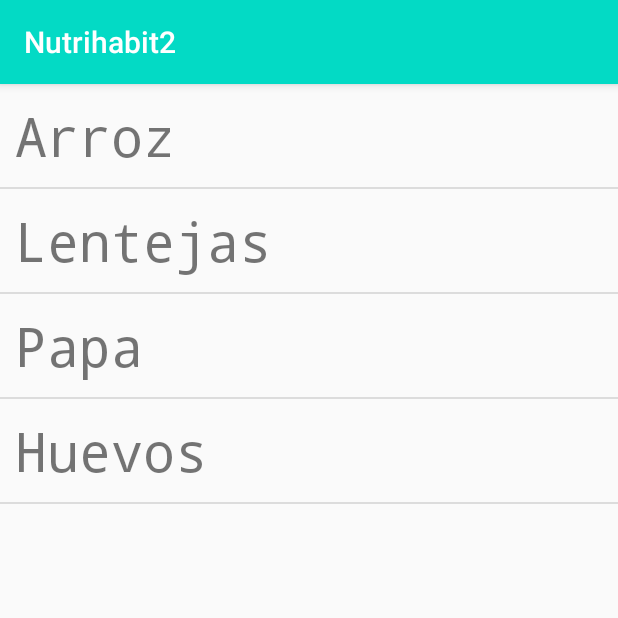
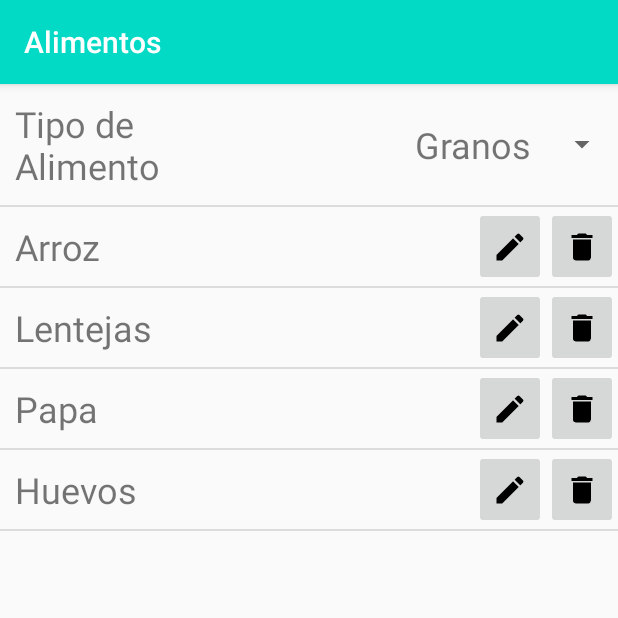
Before and after one commit to juancamiloforero/Nutrihabit2, an Android app: the screen it shows after launch (AlimentosActivity), on a phone screen of 412 x 824 dp, the top half of it. Run offline under Robolectric (Android 15) with nearby library versions, the phone set to English and light mode, and no system bars.

Commit message:
Terminada lista de alimentos

```diff
--- a/app/build.gradle
+++ b/app/build.gradle
@@ -28,6 +28,7 @@ dependencies {
     implementation 'androidx.constraintlayout:constraintlayout:2.0.2'
     implementation 'androidx.legacy:legacy-support-v4:1.0.0'
     implementation 'androidx.recyclerview:recyclerview:1.1.0'
+    implementation 'com.android.support:cardview-v7:28.0.0'
     testImplementation 'junit:junit:4.12'
     androidTestImplementation 'androidx.test.ext:junit:1.1.2'
     androidTestImplementation 'androidx.test.espresso:espresso-core:3.3.0'
--- a/app/src/main/java/com/example/nutrihabit2/alimentos/AlimentosActivity.java
+++ b/app/src/main/java/com/example/nutrihabit2/alimentos/AlimentosActivity.java
@@ -6,6 +6,8 @@ import androidx.recyclerview.widget.LinearLayoutManager;
 import androidx.recyclerview.widget.RecyclerView;
 
 import android.os.Bundle;
+import android.widget.ArrayAdapter;
+import android.widget.Spinner;
 
 import com.example.nutrihabit2.R;
 
@@ -14,6 +16,8 @@ import java.util.ArrayList;
 
 public class AlimentosActivity extends AppCompatActivity {
 
+    private Spinner spinnerTiposAlimentos;
+
     private RecyclerView mRvAlimentosList;
     private ArrayList<Alimento> auxAlimentos;
 
@@ -21,7 +25,23 @@ public class AlimentosActivity extends AppCompatActivity {
     protected void onCreate(Bundle savedInstanceState) {
         super.onCreate(savedInstanceState);
         setContentView(R.layout.alimentos_list);
+        setTitle(R.string.alimento_menu);
 
+
+        inicializarSpinnerTipoAlimentos();
+        inicializarListaAlimentos();
+    }
+
+    private void inicializarSpinnerTipoAlimentos() {
+        spinnerTiposAlimentos = findViewById(R.id.spTipoAlimento);
+
+        ArrayAdapter<CharSequence> adapterSpinner = ArrayAdapter.createFromResource(this,
+                R.array.arrTipoAlimentos, R.layout.alimentos_tipos_item);
+
+        spinnerTiposAlimentos.setAdapter(adapterSpinner);
+    }
+
+    private void inicializarListaAlimentos() {
         // Extraer el recycler de la lista de alimentos
         mRvAlimentosList = findViewById(R.id.rvAlimentos);
 
@@ -49,6 +69,5 @@ public class AlimentosActivity extends AppCompatActivity {
 
         // Setear el adaptador al recycler de alimentos
         mRvAlimentosList.setAdapter(mAdapter);
-
     }
 }
--- a/app/src/main/res/layout/alimentos_list.xml
+++ b/app/src/main/res/layout/alimentos_list.xml
@@ -1,14 +1,55 @@
 <?xml version="1.0" encoding="utf-8"?>
 <androidx.constraintlayout.widget.ConstraintLayout xmlns:android="http://schemas.android.com/apk/res/android"
+    xmlns:card_view="http://schemas.android.com/apk/res-auto"
+    xmlns:tools="http://schemas.android.com/tools"
     android:layout_width="match_parent"
     android:layout_height="match_parent"
-    xmlns:tools="http://schemas.android.com/tools"
     tools:context=".alimentos.AlimentosActivity">
 
-    <!-- A RecyclerView with some commonly used attributes -->
-    <androidx.recyclerview.widget.RecyclerView
-        android:id="@+id/rvAlimentos"
+    <LinearLayout
         android:layout_width="match_parent"
-        android:layout_height="match_parent"/>
+        android:layout_height="match_parent"
+        android:divider="@android:color/transparent"
+        android:dividerHeight="8dp"
+        android:orientation="vertical">
+
+
+        <LinearLayout
+            android:layout_width="match_parent"
+            android:layout_height="wrap_content"
+            android:orientation="horizontal">
+
+
+            <TextView
+                android:layout_width="0dp"
+                android:layout_height="wrap_content"
+                android:layout_weight="3"
+                android:padding="@dimen/padding_normal"
+                android:text="@string/tipo_alimento"
+                android:textSize="@dimen/font_size_normal" />
+
+            <Spinner
+                android:id="@+id/spTipoAlimento"
+                android:layout_width="wrap_content"
+                android:layout_height="match_parent"
+                android:layout_gravity="end"
+                android:layout_weight="1"
+                android:textSize="@dimen/font_size_normal" />
+
+
+        </LinearLayout>
+
+
+        <View
+            android:id="@+id/divider"
+            android:layout_width="match_parent"
+            android:layout_height="1dp"
+            android:background="?android:attr/listDivider" />
+
+        <androidx.recyclerview.widget.RecyclerView
+            android:id="@+id/rvAlimentos"
+            android:layout_width="match_parent"
+            android:layout_height="match_parent" />
+    </LinearLayout>
 
 </androidx.constraintlayout.widget.ConstraintLayout>
--- a/app/src/main/res/layout/alimentos_list_item.xml
+++ b/app/src/main/res/layout/alimentos_list_item.xml
@@ -1,15 +1,37 @@
 <?xml version="1.0" encoding="utf-8"?>
-<FrameLayout
-    xmlns:android="http://schemas.android.com/apk/res/android"
+<androidx.constraintlayout.widget.ConstraintLayout xmlns:android="http://schemas.android.com/apk/res/android"
+    xmlns:app="http://schemas.android.com/apk/res-auto"
+    xmlns:tools="http://schemas.android.com/tools"
     android:layout_width="match_parent"
     android:layout_height="wrap_content">
 
-    <TextView
-        android:id="@+id/tvNombreAlimento"
-        android:layout_width="wrap_content"
-        android:padding="10dp"
-        android:layout_height="wrap_content"
-        android:textSize="36sp"
-        android:fontFamily="monospace"/>
+    <LinearLayout
+        android:layout_width="match_parent"
+        android:layout_height="match_parent"
+        android:orientation="horizontal">
 
-</FrameLayout>
+        <TextView
+            android:id="@+id/tvNombreAlimento"
+            android:layout_width="0dp"
+            android:layout_height="wrap_content"
+            android:layout_weight="1"
+            android:padding="10dp"
+            android:textSize="@dimen/font_size_normal" />
+
+        <ImageButton
+            android:id="@+id/button1"
+            android:layout_width="wrap_content"
+            android:layout_height="match_parent"
+            android:src="@drawable/edit"
+            android:layout_gravity="end"/>
+
+        <ImageButton
+            android:id="@+id/button2"
+            android:layout_width="wrap_content"
+            android:layout_height="match_parent"
+            android:src="@drawable/delete"
+            android:layout_gravity="end"/>
+
+    </LinearLayout>
+
+</androidx.constraintlayout.widget.ConstraintLayout>
--- /dev/null
+++ b/app/src/main/res/layout/alimentos_tipos_item.xml
@@ -0,0 +1,10 @@
+<?xml version="1.0" encoding="utf-8"?>
+
+<TextView
+    xmlns:android="http://schemas.android.com/apk/res/android"
+    android:layout_width="match_parent"
+    android:layout_height="wrap_content"
+    android:textSize="@dimen/font_size_normal"
+    android:gravity="end"
+    android:padding="@dimen/padding_normal"
+    />
--- /dev/null
+++ b/app/src/main/res/values/dimens.xml
@@ -0,0 +1,10 @@
+<?xml version="1.0" encoding="utf-8"?>
+<resources>
+    <dimen name="padding_normal">10dp</dimen>
+    <dimen name="textView_height">25dp</dimen>
+    <dimen name="textView_width">150dp</dimen>
+    <dimen name="font_size_small">16sp</dimen>
+    <dimen name="font_size_normal">24sp</dimen>
+    <dimen name="font_size_large">40sp</dimen>
+    <dimen name="font_size_xlarge">60sp</dimen>
+</resources>
--- a/app/src/main/res/values/strings.xml
+++ b/app/src/main/res/values/strings.xml
@@ -1,5 +1,5 @@
 <resources>
-    <string name="app_name">Nutrihabit2</string>
-    <!-- TODO: Remove or change this placeholder text -->
-    <string name="hello_blank_fragment">Hello blank fragment</string>
+    <string name="app_name">Nutrihabit</string>
+    <string name="tipo_alimento">Tipo de Alimento</string>
+    <string name="alimento_menu">Alimentos</string>
 </resources>
--- /dev/null
+++ b/app/src/main/res/values/tipoAlimentos.xml
@@ -0,0 +1,8 @@
+<?xml version="1.0" encoding="utf-8"?>
+<resources>
+    <string-array name="arrTipoAlimentos">
+        <item>Granos</item>
+        <item>Carnes</item>
+        <item>Frutas</item>
+    </string-array>
+</resources>
```
Also changed, not shown: app/src/main/res/drawable-hdpi/delete.png (added), app/src/main/res/drawable-hdpi/edit.png (added), app/src/main/res/drawable-ldpi/delete.png (added), app/src/main/res/drawable-ldpi/edit.png (added), app/src/main/res/drawable-mdpi/delete.png (added), app/src/main/res/drawable-mdpi/edit.png (added), 1 other file.
